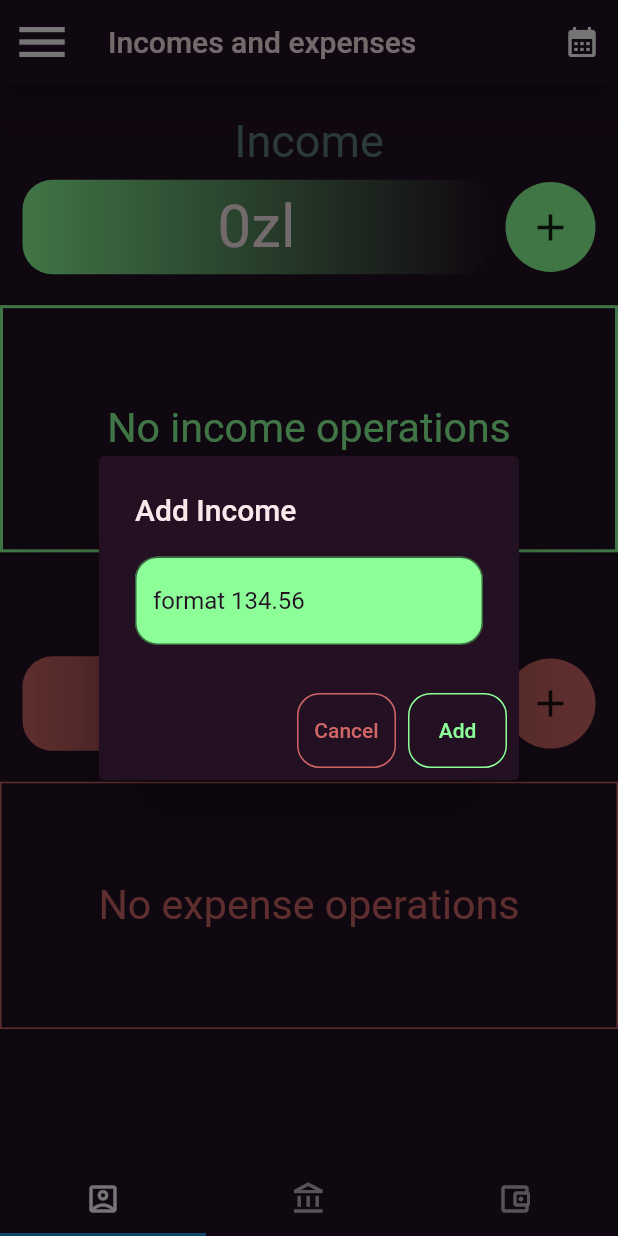
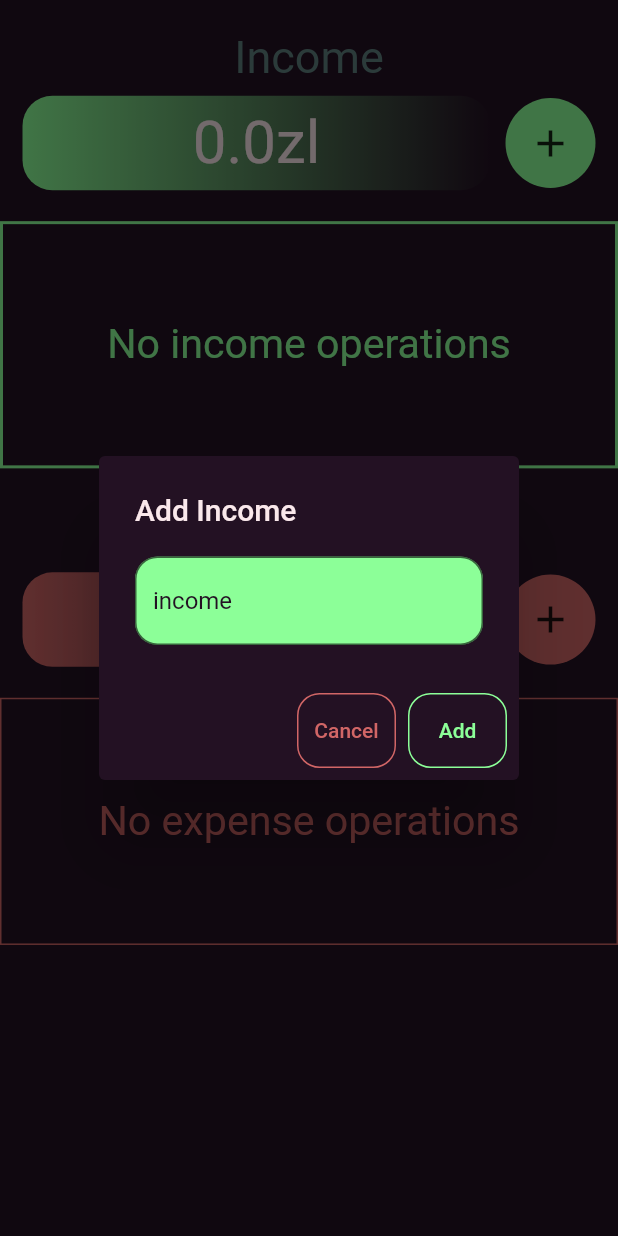
Before and after one commit to eugene817/income_and_expenses_app, a Flutter app: the homescreen screen opened directly, after a tap on the "add" icon, on a phone screen of 412 x 824 dp. Run offline on Flutter 3.47's test engine with Material 2 defaults, Android fonts, the phone set to English and light mode, and no system bars; our stand-ins replace sqflite; accounts and stored records are empty.

Commit message:
back again

```diff
--- /dev/null
+++ b/income_and_expenses_app/lib/database.dart
@@ -0,0 +1,115 @@
+import 'package:sqflite/sqflite.dart';
+import 'package:path/path.dart';
+
+// import 'dart:convert';
+// import 'package:crypto/crypto.dart';
+
+class DatabaseHelper {
+  static final DatabaseHelper instance = DatabaseHelper._init();
+
+  static Database? _database;
+
+  DatabaseHelper._init();
+
+  Future<Database> get database async {
+    if (_database != null) return _database!;
+
+    _database = await _initDB('database.db');
+    return _database!;
+  }
+
+  Future<Database> _initDB(String filePath) async {
+    final dbPath = await getDatabasesPath();
+    final path = join(dbPath, filePath);
+
+    return await openDatabase(path, version: 1, onCreate: _createDB);
+  }
+
+  // add operation to data base
+  Future<void> addOperation(Operation operation) async {
+    final db = await database;
+    await db.insert(
+      'operations',
+      operation.toMap(),
+      conflictAlgorithm: ConflictAlgorithm.replace,
+    );
+  }
+
+  //get operation from data base
+   Future<List<Operation>> getOperations() async {
+    final db = await database;
+    final result = await db.query('operations'); // Получаем данные из таблицы 'operations'
+
+    // Преобразуем List<Map<String, dynamic>> в List<Operation>
+    return result.map((map) => Operation.fromMap(map)).toList();
+  }
+
+  //get total income from data base
+  Future<double> getTotalIncome() async {
+    final db = await database;
+    var result = await db.rawQuery('SELECT SUM(amount) as total FROM operations WHERE description = "Income"');
+    return double.tryParse(result[0]['total'].toString()) ?? 0.0;
+  }
+
+  //get total expense from data base
+  Future<double> getTotalExpenses() async {
+    final db = await database;
+    var result = await db.rawQuery('SELECT SUM(amount) as total FROM operations WHERE description = "Expense"');
+    return double.tryParse(result[0]['total'].toString()) ?? 0.0;
+  }
+
+  //create data base //right now operations only
+  Future _createDB(Database db, int version) async {
+
+    // await db.execute('''
+    // CREATE TABLE categories (
+    //   id INTEGER PRIMARY KEY AUTOINCREMENT,
+    //   name TEXT,
+    //   type TEXT,
+    //   user_id INTEGER,
+    //   FOREIGN KEY (user_id) REFERENCES users (id)
+    //   )
+    // ''');
+
+    await db.execute('''
+    CREATE TABLE operations (
+      id INTEGER PRIMARY KEY AUTOINCREMENT,
+      amount TEXT,
+      date TEXT,
+      description TEXT
+      )
+    ''');
+
+  }
+
+  Future close() async {
+    final db = await instance.database;
+    db.close();
+  }
+}
+
+
+// class for operation
+class Operation {
+  int ?id; // Уникальный идентификатор операции
+  String description; // 'Income' или 'Expense'
+  String amount;
+  DateTime date;
+
+  Operation({this.id, required this.description, required this.amount, required this.date});
+
+  Map<String, dynamic> toMap() {
+    return {
+      'id': id,
+      'description': description,
+      'amount': amount,
+      'date': date.toIso8601String(),
+    };
+  }
+
+  Operation.fromMap(Map<String, dynamic> map) :
+    id = map['id'] as int?,
+    description = map['description'] as String,
+    amount = map['amount'] as String,
+    date = DateTime.parse(map['date']);
+}
--- a/income_and_expenses_app/lib/homescreen.dart
+++ b/income_and_expenses_app/lib/homescreen.dart
@@ -1,9 +1,8 @@
-
 import 'package:flutter/material.dart';
 import 'package:income_and_expenses_app/changeAccounts.dart';
-import 'package:income_and_expenses_app/loginscreen.dart';
 import 'package:income_and_expenses_app/settingsScreen.dart';
 import 'package:intl/intl.dart';
+import 'package:income_and_expenses_app/database.dart';
 
 //variables for income and expenses
 
@@ -14,6 +13,13 @@ const Color3 = Color.fromARGB(255, 209, 102, 102);
 const Color4 = Color.fromARGB(255, 250, 232, 235);
 const Color5 = Color.fromARGB(255, 94, 128, 127);
 
+String currency = "zl";
+  String income = "0";
+  String expenses = "0";
+  List<Operation> operations = [];
+  List<Operation> incomeOperations = [];
+  List<Operation> expenseOperations = [];
+
 class homescreen extends StatefulWidget {
   const homescreen({super.key});
 
@@ -22,38 +28,31 @@ class homescreen extends StatefulWidget {
 }
 
 
-class Operation {
-  String type; // 'Income' or 'Expense'
-  String amount;
-  DateTime date;
-
-  Operation({required this.type, required this.amount, required this.date});
-}
-
-String currency = "zl";
 
 class _homescreenState extends State<homescreen> {
 
-  String income = "0";
-  String expenses = "0";
-  List<Operation> operations = [];
-  List<Operation> get incomeOperations => operations.where((op) => op.type == 'Income').toList();
-  List<Operation> get expenseOperations => operations.where((op) => op.type == 'Expense').toList();
+    //load operations from data base // right now without user id
+    Future<void> _loadOperations() async {
+      final operations = await DatabaseHelper.instance.getOperations();
 
+      setState(() {
+      incomeOperations = operations.where((op) => op.description == 'Income').toList();
+      expenseOperations = operations.where((op) => op.description == 'Expense').toList();
+      });
+    }
 
+    //update total income and expenses from data base // right now without user id
+    Future<void> updateTotals() async {
+      final totalIncome = await DatabaseHelper.instance.getTotalIncome();
+      final totalExpenses = await DatabaseHelper.instance.getTotalExpenses();
 
-  void updateAmount(bool isIncome, String amount) {
-    setState(() {
-      if (isIncome) {
-        income = (double.parse(income) + double.parse(amount)).toString();
-        operations.add(Operation(type: 'Income', amount: amount, date: DateTime.now()));
-      } else {
-        expenses = (double.parse(expenses) + double.parse(amount)).toString();
-        operations.add(Operation(type: 'Expense', amount: amount, date: DateTime.now()));
-      }
-    });
-  }
+      setState(() {
+        income = totalIncome.toString();
+        expenses = totalExpenses.toString();
+      });
+    }
 
+    //show add dialog to add operations //right now without categories
     Future<void> _showAddDialog(BuildContext context, bool isIncome) async {
     TextEditingController _textEditingController = TextEditingController();
     return showDialog<void>(
@@ -76,7 +75,7 @@ class _homescreenState extends State<homescreen> {
                   decoration: InputDecoration(
                     filled: true,
                     fillColor: isIncome ? Color1 : Color3,
-                    hintText: "format 134.56",
+                    hintText: isIncome ? "income" : "expense",
                     hintStyle: TextStyle(
                       color: Color2,
                     ),
@@ -119,8 +118,22 @@ class _homescreenState extends State<homescreen> {
                     color: Color1,
                   ),
                   ),
-                onPressed: () {
-                  updateAmount(isIncome, _textEditingController.text);
+                onPressed: () async{
+                  // isIncome ? income = (double.parse(income) + double.parse(_textEditingController.text)).toString() :
+                  // expenses = (double.parse(expenses) + double.parse(_textEditingController.text)).toString()
+                  // ;
+                  Operation newOperation = Operation(
+                  description: isIncome ? "Income" : "Expense",
+                  amount: _textEditingController.text,
+                  date: DateTime.now(),
+                  );
+
+                  await DatabaseHelper.instance.addOperation(newOperation);
+
+                  await _loadOperations();
+
+                  await updateTotals();
+
                   Navigator.of(context).pop();
                 },
               ),
@@ -129,132 +142,144 @@ class _homescreenState extends State<homescreen> {
         );
       },
     );
+
+
+
+  }
+
+  //load operations and totals to a screen
+  @override
+  void initState() {
+    super.initState();
+    _loadOperations();
+    updateTotals();
   }
 
   @override
   Widget build(BuildContext context) {
     var screenSize = MediaQuery.of(context).size;
-    return DefaultTabController (
-    length: 3,
-    child: Scaffold(
+    return mainScreen1(context, screenSize);
+    // DefaultTabController (
+    // length: 3,
+    // child: Scaffold(
 
-      appBar: AppBar(
-      leading: Builder(
-        builder: (BuildContext context) {
-          return IconButton(
-            onPressed: () {
-             Scaffold.of(context).openDrawer();
-            },
-            icon: Icon(Icons.menu),
-            iconSize: 40,
-          );
-        }
-      ),
-      backgroundColor: Color2,
-      elevation: 10,
-      title: const Text(
-        "Incomes and expenses",
-        style: TextStyle(
-          color: Color4,
-        ),
-        ),
-      actions: [
-        IconButton(
-          onPressed: () => Showstatisticschose(context),
-          icon: Icon(Icons.calendar_month)
-          )
-      ],
-    ),
+    //   appBar: AppBar(
+    //   leading: Builder(
+    //     builder: (BuildContext context) {
+    //       return IconButton(
+    //         onPressed: () {
+    //          Scaffold.of(context).openDrawer();
+    //         },
+    //         icon: Icon(Icons.menu),
+    //         iconSize: 40,
+    //       );
+    //     }
+    //   ),
+    //   backgroundColor: Color2,
+    //   elevation: 10,
+    //   title: const Text(
+    //     "Incomes and expenses",
+    //     style: TextStyle(
+    //       color: Color4,
+    //     ),
+    //     ),
+    //   actions: [
+    //     IconButton(
+    //       onPressed: () => Showstatisticschose(context),
+    //       icon: Icon(Icons.calendar_month)
+    //       )
+    //   ],
+    // ),
+    // drawer: Drawer(
+    //   backgroundColor: Color4,
+    //   child: ListView(
+    //     padding: EdgeInsets.zero,
+    //     children: [
+    //           DrawerHeader(
+    //           decoration: BoxDecoration(
+    //             color: Color2,
+    //           ),
+    //           child: Text(
+    //             'Menu',
+    //             style: TextStyle(
+    //               color: Color4,
+    //               fontSize: 24,
+    //             ),
+    //           ),
+    //         ),
+    //       ListTile(
+    //         leading: Icon(Icons.auto_graph),
+    //         title: Text(
+    //           'Change user',
+    //           style: TextStyle(
+    //             fontSize: 20,
+    //           ),
+    //           ),
+    //         onTap: () {
+    //           // Navigator.push(context,
+    //           //   MaterialPageRoute(builder: (context) => loginscreen())
+    //           // );
+    //       }),
+    //       ListTile(
+    //         leading: Icon(Icons.settings),
+    //         title: Text(
+    //           'Settings',
+    //           style: TextStyle(
+    //             fontSize: 20,
+    //           ),
+    //           ),
+    //         onTap: () {
+    //           Navigator.push(context,
+    //             MaterialPageRoute(builder: (context) => const settingsScreen())
+    //           );
+    //         },
+    //       ),
+    //       ListTile(
+    //         leading: Icon(Icons.account_balance),
+    //         title: Text(
+    //           'Accounts',
+    //           style: TextStyle(
+    //             fontSize: 20,
+    //           ),
+    //           ),
+    //         onTap: () {
+    //           Navigator.push(context,
+    //             MaterialPageRoute(builder: (context) => const changeAccounts())
+    //           );
+    //         },
+    //       ),
+    //       // Add more items here
+    //     ],
+    //   ),
+    // ),
 
-    drawer: Drawer(
-      backgroundColor: Color4,
-      child: ListView(
-        padding: EdgeInsets.zero,
-        children: [
-              DrawerHeader(
-              decoration: BoxDecoration(
-                color: Color2,
-              ),
-              child: Text(
-                'Menu',
-                style: TextStyle(
-                  color: Color4,
-                  fontSize: 24,
-                ),
-              ),
-            ),
-          ListTile(
-            leading: Icon(Icons.auto_graph),
-            title: Text(
-              'Change user',
-              style: TextStyle(
-                fontSize: 20,
-              ),
-              ),
-            onTap: () {
-              Navigator.push(context,
-                MaterialPageRoute(builder: (context) => loginscreen())
-              );
-          }),
-          ListTile(
-            leading: Icon(Icons.settings),
-            title: Text(
-              'Settings',
-              style: TextStyle(
-                fontSize: 20,
-              ),
-              ),
-            onTap: () {
-              Navigator.push(context,
-                MaterialPageRoute(builder: (context) => const settingsScreen())
-              );
-            },
-          ),
-          ListTile(
-            leading: Icon(Icons.account_balance),
-            title: Text(
-              'Accounts',
-              style: TextStyle(
-                fontSize: 20,
-              ),
-              ),
-            onTap: () {
-              Navigator.push(context,
-                MaterialPageRoute(builder: (context) => const changeAccounts())
-              );
-            },
-          ),
-          // Add more items here
-        ],
-      ),
-    ),
-
-      body: TabBarView(
-      children: [
-        mainScreen1(context, screenSize),
-        mainScreen2(context, screenSize),
-        mainScreen3(context, screenSize),
-      ]
-    ),
-    bottomNavigationBar: BottomAppBar(
-      child: Container(
-        color: Color2,
-        child: const TabBar(
-                  tabs: [
-                Tab(icon: Icon(Icons.account_box_outlined)),
-                Tab(icon: Icon(Icons.account_balance_outlined)),
-                Tab(icon: Icon(Icons.account_balance_wallet_outlined)),
-                  ],
-        ),
-      )
-    ),
-    )
+    //   body: TabBarView(
+    //   children: [
+    //     mainScreen1(context, screenSize),
+    //     mainScreen2(context, screenSize),
+    //     mainScreen3(context, screenSize),
+    //   ]
+    // ),
+    // bottomNavigationBar: BottomAppBar(
+    //   child: Container(
+    //     color: Color2,
+    //     child: const TabBar(
+    //               tabs: [
+    //             Tab(icon: Icon(Icons.account_box_outlined)),
+    //             Tab(icon: Icon(Icons.account_balance_outlined)),
+    //             Tab(icon: Icon(Icons.account_balance_wallet_outlined)),
+    //               ],
+    //     ),
+    //   )
+    // ),
+    // )
 
 
-    );
+    // );
   }
 
   Scaffold mainScreen1(BuildContext context, Size screenSize) {
+
     return Scaffold(
     backgroundColor: Color2,
     body: Column(
--- a/income_and_expenses_app/lib/main.dart
+++ b/income_and_expenses_app/lib/main.dart
@@ -1,12 +1,14 @@
 import 'package:flutter/material.dart';
 // import 'package:income_and_expenses_app/homescreen.dart';
-import 'package:income_and_expenses_app/loginscreen.dart';
+// import 'package:income_and_expenses_app/loginscreen.dart';
+import 'package:income_and_expenses_app/homescreen.dart';
+var currentUserId;
 
 void main() {
   runApp(
      MaterialApp(
       title: 'income_and_expenses_app',
-      home: loginscreen(),
+      home: homescreen(),
       debugShowCheckedModeBanner: false,
     ),
   );
--- a/income_and_expenses_app/pubspec.yaml
+++ b/income_and_expenses_app/pubspec.yaml
@@ -31,6 +31,9 @@ dependencies:
   flutter:
     sdk: flutter
   intl: ^0.17.0
+  sqflite: ^2.0.0+3
+  path_provider: ^2.0.2
+  crypto: ^3.0.1
 
   # The following adds the Cupertino Icons font to your application.
   # Use with the CupertinoIcons class for iOS style icons.
```
Also changed, not shown: income_and_expenses_app/lib/loginscreen.dart (+89 -19 lines), income_and_expenses_app/lib/registrationScreen.dart (deleted, +0 -114 lines), income_and_expenses_app/pubspec.lock, 1 other file.
